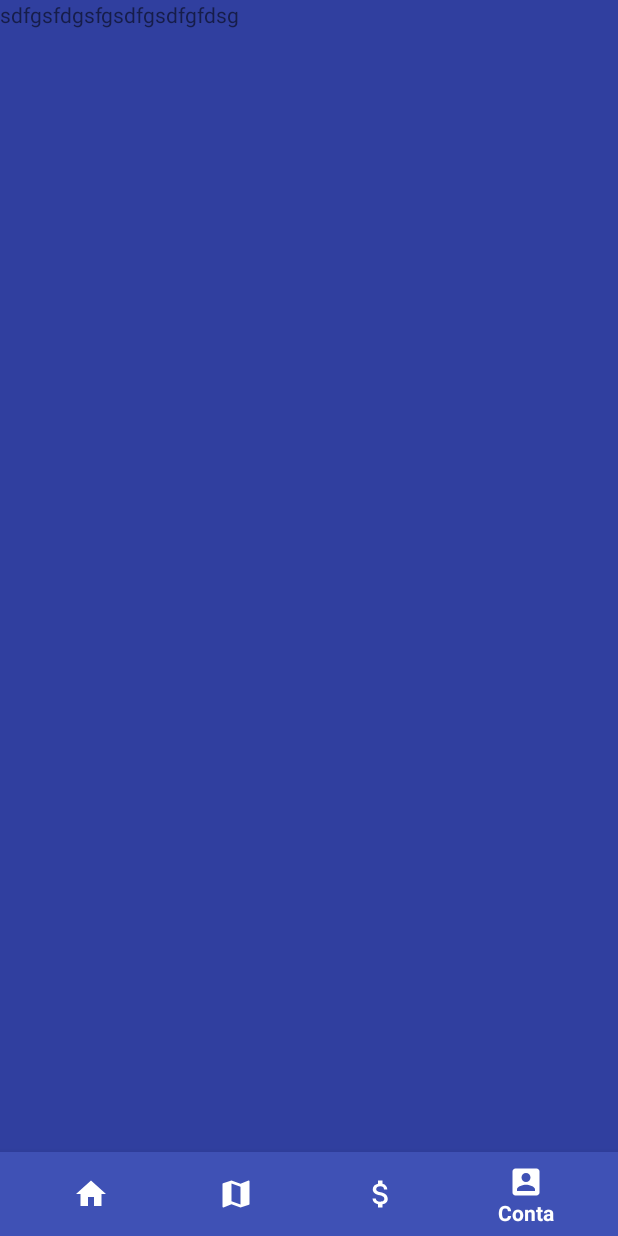
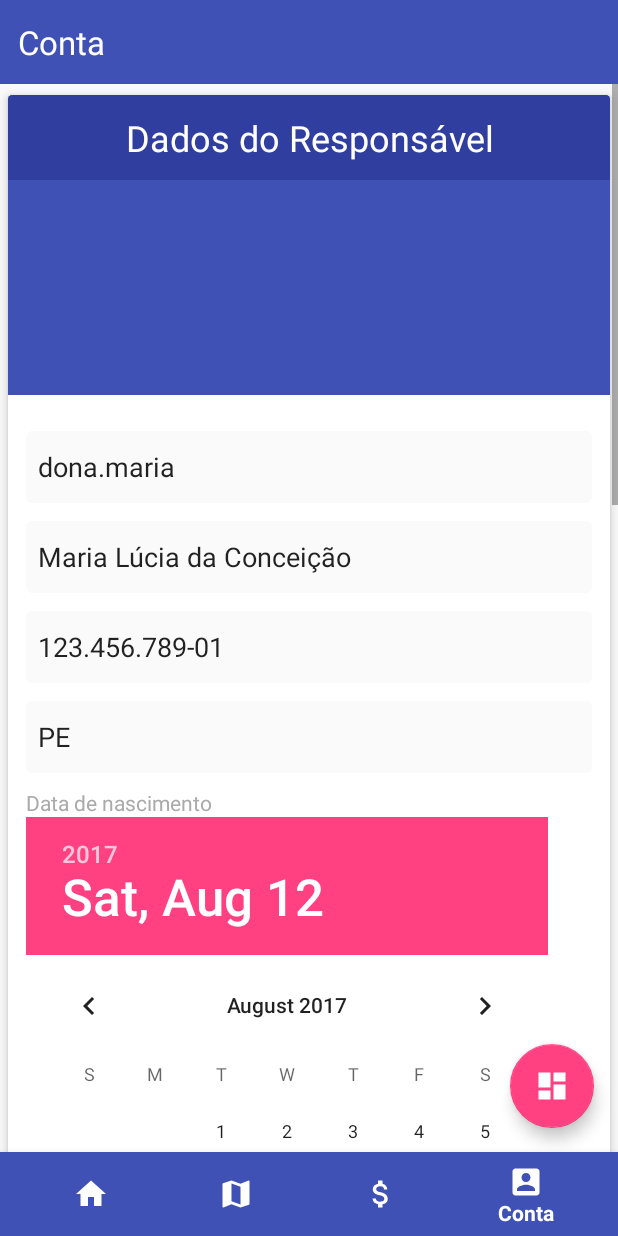
Before and after one commit to AlaurentinoOfficial/HackZika9, an Android app: the NavigationActivity screen opened directly, with no data from a screen before it, item 4 of the bottom bar chosen, on a phone screen of 412 x 824 dp. Run offline under Robolectric (Android 15) with nearby library versions, the phone set to English and light mode, and no system bars.

Commit message:
Add account page

```diff
--- a/app/build.gradle
+++ b/app/build.gradle
@@ -32,5 +32,6 @@ dependencies {
     compile 'com.android.support:support-v4:25.3.1'
     compile 'com.google.android.gms:play-services-maps:11.0.4'
     compile 'com.loopj.android:android-async-http:1.4.9'
+    compile 'com.android.support:cardview-v7:23.+'
     testCompile 'junit:junit:4.12'
 }
--- /dev/null
+++ b/app/src/main/java/org/passinhos/passinhos/AccountFragment.java
@@ -0,0 +1,70 @@
+package org.passinhos.passinhos;
+
+import android.content.Context;
+import android.net.Uri;
+import android.os.Bundle;
+import android.support.design.widget.FloatingActionButton;
+import android.support.design.widget.Snackbar;
+import android.support.v4.app.Fragment;
+import android.view.LayoutInflater;
+import android.view.View;
+import android.view.ViewGroup;
+import android.widget.EditText;
+
+import org.passinhos.passinhos.Models.User;
+
+
+public class AccountFragment extends Fragment {
+
+    EditText Username;
+    EditText FullName;
+    EditText CPF;
+    EditText State;
+
+    EditText ChildFullName;
+    EditText ChildCPF;
+    EditText ChildState;
+
+    FloatingActionButton btn;
+
+    @Override
+    public void onCreate(Bundle savedInstanceState) {
+        super.onCreate(savedInstanceState);
+    }
+
+    @Override
+    public View onCreateView(LayoutInflater inflater, ViewGroup container,
+                             Bundle savedInstanceState) {
+        View v = inflater.inflate(R.layout.fragment_account, container, false);
+
+        Username = (EditText) v.findViewById(R.id.user);
+        FullName = (EditText) v.findViewById(R.id.name);
+        CPF = (EditText) v.findViewById(R.id.cpf);
+        State = (EditText) v.findViewById(R.id.state);
+
+        ChildFullName = (EditText) v.findViewById(R.id.child_username);
+        ChildCPF = (EditText) v.findViewById(R.id.child_cpf);
+        ChildState = (EditText) v.findViewById(R.id.child_state);
+
+        Username.setText(User.instance().getUsername());
+        FullName.setText(User.instance().getFullName());
+        CPF.setText(User.instance().getCPF());
+        State.setText(User.instance().getState());
+
+        ChildFullName.setText(User.instance().getChildFullname());
+        ChildCPF.setText(User.instance().getChildCPF());
+        ChildState.setText(User.instance().getChildState());
+
+
+        btn = (FloatingActionButton) v.findViewById(R.id.save_perfil);
+
+        btn.setOnClickListener(new View.OnClickListener() {
+            @Override
+            public void onClick(View v) {
+                Snackbar.make(v, R.string.save_accounts, Snackbar.LENGTH_LONG).show();
+            }
+        });
+
+        return v;
+    }
+}
--- a/app/src/main/java/org/passinhos/passinhos/MapsFragment.java
+++ b/app/src/main/java/org/passinhos/passinhos/MapsFragment.java
@@ -39,8 +39,6 @@ import java.util.Stack;
 import cz.msebera.android.httpclient.Header;
 
 public class MapsFragment extends Fragment implements OnMapReadyCallback {
-
-    private View supportMapFragment;
     private GoogleMap mMap;
     private Location loc;
     private View v;
@@ -68,8 +66,6 @@ public class MapsFragment extends Fragment implements OnMapReadyCallback {
     @Override
     public void onViewCreated(View view, @Nullable Bundle savedInstanceState) {
         super.onViewCreated(view, savedInstanceState);
-
-        //supportMapFragment = view.findViewById(R.id.maps);
 
         SupportMapFragment mapFragment = (SupportMapFragment) getChildFragmentManager().findFragmentById(R.id.maps);
         mapFragment.getMapAsync(this);
@@ -101,6 +97,18 @@ public class MapsFragment extends Fragment implements OnMapReadyCallback {
         } catch (JSONException e) {
             e.printStackTrace();
         }
+
+        if (ActivityCompat.checkSelfPermission(getContext(), Manifest.permission.ACCESS_FINE_LOCATION) != PackageManager.PERMISSION_GRANTED && ActivityCompat.checkSelfPermission(getContext(), Manifest.permission.ACCESS_COARSE_LOCATION) != PackageManager.PERMISSION_GRANTED) {
+            // TODO: Consider calling
+            //    ActivityCompat#requestPermissions
+            // here to request the missing permissions, and then overriding
+            //   public void onRequestPermissionsResult(int requestCode, String[] permissions,
+            //                                          int[] grantResults)
+            // to handle the case where the user grants the permission. See the documentation
+            // for ActivityCompat#requestPermissions for more details.
+            return;
+        }
+        mMap.setMyLocationEnabled(true);
     }
 
     JSONArray getLocations(String url)  {
--- a/app/src/main/java/org/passinhos/passinhos/Models/User.java
+++ b/app/src/main/java/org/passinhos/passinhos/Models/User.java
@@ -23,12 +23,12 @@ public class User {
             User.instance.setUsername("dona.maria");
             User.instance.setFullName("Maria Lúcia da Conceição");
             User.instance.setCPF("123.456.789-01");
-            User.instance.setState("SSA");
+            User.instance.setState("PE");
             User.instance.setBirthday("12323123");
 
             instance.setChildFullname("José Roberto da Silva");
             instance.setChildCPF("123.456.789-01");
-            instance.setChildState("SSA");
+            instance.setChildState("BA");
             instance.setChildBirthday("12323123");
         }
 
--- a/app/src/main/java/org/passinhos/passinhos/NavigationActivity.java
+++ b/app/src/main/java/org/passinhos/passinhos/NavigationActivity.java
@@ -28,7 +28,7 @@ public class NavigationActivity extends AppCompatActivity {
                     fragment = new IncomeFragment();
                     break;
                 case R.id.navigation_account:
-                    fragment = new BabyFragment();
+                    fragment = new AccountFragment();
                     break;
             }
 
--- /dev/null
+++ b/app/src/main/res/drawable/account_card.xml
@@ -0,0 +1,20 @@
+<?xml version="1.0" encoding="utf-8"?>
+<layer-list xmlns:android="http://schemas.android.com/apk/res/android">
+    <item>
+        <shape android:shape="rectangle">
+            <solid android:color="#CABBBBBB"/>
+            <corners android:radius="7dp" />
+        </shape>
+    </item>
+
+    <item
+        android:left="0dp"
+        android:right="0dp"
+        android:top="0dp"
+        android:bottom="2dp">
+        <shape android:shape="rectangle">
+            <solid android:color="@android:color/white"/>
+            <corners android:radius="7dp" />
+        </shape>
+    </item>
+</layer-list>
--- /dev/null
+++ b/app/src/main/res/drawable/field.xml
@@ -0,0 +1,11 @@
+<?xml version="1.0" encoding="utf-8"?>
+<selector xmlns:android="http://schemas.android.com/apk/res/android">
+    <item>
+        <shape xmlns:android="http://schemas.android.com/apk/res/android">
+            <solid android:color="#fafafa"/>
+
+            <corners
+                android:radius="4dp"/>
+        </shape>
+    </item>
+</selector>
--- a/app/src/main/res/layout/activity_login.xml
+++ b/app/src/main/res/layout/activity_login.xml
@@ -49,7 +49,7 @@
                 android:id="@+id/login_username"
                 android:layout_width="match_parent"
                 android:layout_height="56dp"
-                android:hint="@string/prompt_username"
+                android:hint="@string/data_username"
                 android:inputType="text"
                 android:background="@drawable/flat_login_top"
                 android:padding="12dp"
@@ -59,7 +59,7 @@
                 android:id="@+id/login_cpf"
                 android:layout_width="match_parent"
                 android:layout_height="50dp"
-                android:hint="@string/prompt_cpf"
+                android:hint="@string/data_cpf"
                 android:imeActionId="@+id/login"
                 android:imeOptions="actionUnspecified"
                 android:background="@drawable/falt_login_bottom"
@@ -73,7 +73,7 @@
                 android:layout_width="match_parent"
                 android:layout_height="wrap_content"
                 android:layout_marginTop="16dp"
-                android:text="@string/action_sign_in"
+                android:text="@string/login_confirm"
                 android:textColor="@android:color/white"
                 android:background="@drawable/flat_login"
                 android:backgroundTint="#34ffffff"/>
--- /dev/null
+++ b/app/src/main/res/layout/fragment_account.xml
@@ -0,0 +1,259 @@
+
+<FrameLayout xmlns:android="http://schemas.android.com/apk/res/android"
+    xmlns:tools="http://schemas.android.com/tools"
+    android:layout_width="match_parent"
+    android:layout_height="match_parent"
+    tools:context="org.passinhos.passinhos.AccountFragment"
+    xmlns:app="http://schemas.android.com/apk/res-auto">
+
+    <android.support.design.widget.FloatingActionButton
+        android:id="@+id/save_perfil"
+        android:layout_width="wrap_content"
+        android:layout_height="wrap_content"
+        android:layout_gravity="bottom|end"
+        android:padding="16dp"
+        android:tint="@android:color/white"
+        app:srcCompat="@drawable/ic_dashboard_black_24dp"
+        android:layout_margin="16dp"/>
+
+    <LinearLayout
+        android:layout_width="match_parent"
+        android:layout_height="56dp"
+        android:background="@color/colorPrimary"
+        android:paddingLeft="12dp"
+        android:gravity="center_vertical">
+
+        <TextView
+            android:layout_width="wrap_content"
+            android:layout_height="wrap_content"
+            android:text="@string/title_account"
+            android:textColor="@android:color/white"
+            android:textSize="22sp"/>
+    </LinearLayout>
+
+    <ScrollView
+        android:id="@+id/account_form"
+        android:layout_width="match_parent"
+        android:layout_height="wrap_content"
+        android:layout_marginTop="56dp">
+
+        <LinearLayout
+            android:layout_width="match_parent"
+            android:layout_height="wrap_content"
+            android:orientation="vertical"
+            android:background="#fafafa">
+
+            <android.support.v7.widget.CardView
+                xmlns:app="http://schemas.android.com/apk/res-auto"
+                android:layout_width="match_parent"
+                android:layout_height="match_parent"
+                app:cardUseCompatPadding="true"
+                app:cardElevation="4dp"
+                app:cardCornerRadius="3dp" >
+
+                <LinearLayout
+                    android:layout_width="match_parent"
+                    android:layout_height="match_parent"
+                    android:orientation="vertical">
+
+                    <LinearLayout
+                        android:layout_width="match_parent"
+                        android:layout_height="200dp"
+                        android:background="@color/colorPrimary"
+                        android:orientation="vertical">
+
+                        <TextView
+                            android:layout_width="match_parent"
+                            android:layout_height="wrap_content"
+                            android:gravity="center"
+                            android:padding="12dp"
+                            android:text="@string/resposable_info"
+                            android:textColor="@android:color/white"
+                            android:textSize="24sp"
+                            android:background="@color/colorPrimaryDark"/>
+
+                        <ImageView
+                            android:layout_width="match_parent"
+                            android:layout_height="match_parent"
+                            android:background="@color/colorPrimary" />
+                    </LinearLayout>
+
+                    <LinearLayout
+                        android:layout_width="match_parent"
+                        android:layout_height="wrap_content"
+                        android:layout_marginTop="12dp"
+                        android:elevation="5dp"
+                        android:orientation="vertical"
+                        android:padding="12dp"
+                        android:paddingBottom="12dp">
+
+                        <EditText
+                            android:id="@+id/user"
+                            android:layout_width="match_parent"
+                            android:layout_height="48dp"
+                            android:background="@drawable/field"
+                            android:hint="@string/data_username"
+                            android:inputType="text"
+                            android:maxLines="1"
+                            android:padding="8dp"
+                            android:paddingTop="10dp"
+                            android:singleLine="true" />
+
+                        <EditText
+                            android:id="@+id/name"
+                            android:layout_width="match_parent"
+                            android:layout_height="48dp"
+                            android:layout_marginTop="12dp"
+                            android:background="@drawable/field"
+                            android:hint="@string/data_name"
+                            android:inputType="text"
+                            android:maxLines="1"
+                            android:padding="8dp"
+                            android:singleLine="true" />
+
+
+                        <EditText
+                            android:id="@+id/cpf"
+                            android:layout_width="match_parent"
+                            android:layout_height="48dp"
+                            android:layout_marginTop="12dp"
+                            android:background="@drawable/field"
+                            android:hint="@string/data_cpf"
+                            android:inputType="number"
+                            android:maxLines="1"
+                            android:padding="8dp"
+                            android:singleLine="true" />
+
+                        <EditText
+                            android:id="@+id/state"
+                            android:layout_width="match_parent"
+                            android:layout_height="48dp"
+                            android:layout_marginTop="12dp"
+                            android:background="@drawable/field"
+                            android:hint="@string/data_state"
+                            android:inputType="text"
+                            android:maxLines="1"
+                            android:padding="8dp"
+                            android:singleLine="true" />
+
+                        <TextView
+                            android:layout_width="match_parent"
+                            android:layout_height="wrap_content"
+                            android:layout_marginTop="10dp"
+                            android:text="@string/data_birthday"
+                            android:textColor="@android:color/darker_gray" />
+
+                        <DatePicker
+                            android:layout_width="match_parent"
+                            android:layout_height="wrap_content"></DatePicker>
+                    </LinearLayout>
+
+                </LinearLayout>
+
+            </android.support.v7.widget.CardView>
+
+
+            <android.support.v7.widget.CardView
+                xmlns:app="http://schemas.android.com/apk/res-auto"
+                android:layout_width="match_parent"
+                android:layout_height="match_parent"
+                app:cardUseCompatPadding="true"
+                app:cardElevation="4dp"
+                app:cardCornerRadius="3dp" >
+
+                <LinearLayout
+                    android:layout_width="match_parent"
+                    android:layout_height="wrap_content"
+                    android:orientation="vertical">
+
+                    <LinearLayout
+                        android:layout_width="match_parent"
+                        android:layout_height="match_parent"
+                        android:background="@android:color/white"
+                        android:orientation="vertical">
+
+                        <LinearLayout
+                            android:layout_width="match_parent"
+                            android:layout_height="200dp"
+                            android:background="@color/colorPrimary"
+                            android:orientation="vertical">
+
+                            <TextView
+                                android:layout_width="match_parent"
+                                android:layout_height="wrap_content"
+                                android:gravity="center"
+                                android:padding="12dp"
+                                android:text="@string/child_info"
+                                android:textColor="@android:color/white"
+                                android:textSize="24sp"
+                                android:background="@color/colorPrimaryDark"/>
+
+                            <ImageView
+                                android:layout_width="match_parent"
+                                android:layout_height="match_parent"
+                                android:background="@color/colorPrimary" />
+                        </LinearLayout>
+
+                        <LinearLayout
+                            android:layout_width="match_parent"
+                            android:layout_height="wrap_content"
+                            android:layout_marginTop="12dp"
+                            android:orientation="vertical"
+                            android:padding="12dp"
+                            android:paddingBottom="12dp">
+
+                            <EditText
+                                android:id="@+id/child_username"
+                                android:layout_width="match_parent"
+                                android:layout_height="wrap_content"
+                                android:layout_marginTop="12dp"
+                                android:background="@drawable/field"
+                                android:hint="@string/data_name"
+                                android:inputType="text"
+                                android:maxLines="1"
+                                android:padding="8dp"
+                                android:singleLine="true" />
+
+
+                            <EditText
+                                android:id="@+id/child_cpf"
+                                android:layout_width="match_parent"
+                                android:layout_height="wrap_content"
+                                android:layout_marginTop="12dp"
+                                android:background="@drawable/field"
+                                android:hint="@string/data_cpf"
+                                android:inputType="number"
+                                android:maxLines="1"
+                                android:padding="8dp"
+                                android:singleLine="true" />
+
+                            <EditText
+                                android:id="@+id/child_state"
+                                android:layout_width="match_parent"
+                                android:layout_height="wrap_content"
+                                android:layout_marginTop="12dp"
+                                android:background="@drawable/field"
+                                android:hint="@string/data_state"
+                                android:inputType="text"
+                                android:maxLines="1"
+                                android:padding="8dp"
+                                android:singleLine="true" />
+
+                            <TextView
+                                android:layout_width="match_parent"
+                                android:layout_height="wrap_content"
+                                android:layout_marginTop="10dp"
+                                android:text="@string/data_birthday"
+                                android:textColor="@android:color/darker_gray" />
+
+                            <DatePicker
+                                android:layout_width="match_parent"
+                                android:layout_height="wrap_content"></DatePicker>
+                        </LinearLayout>
+                    </LinearLayout>
+                </LinearLayout>
+
+            </android.support.v7.widget.CardView>
+        </LinearLayout>
+    </ScrollView>
+</FrameLayout>
--- a/app/src/main/res/values/strings.xml
+++ b/app/src/main/res/values/strings.xml
@@ -1,9 +1,16 @@
 <resources>
     <string name="app_name">Passinhos</string>
 
-    <string name="prompt_username">Nome de usuário</string>
-    <string name="prompt_cpf">CPF</string>
-    <string name="action_sign_in">Logar</string>
+    <string name="data_username">Nome de usuário</string>
+    <string name="data_name">Nome Completo</string>
+    <string name="data_cpf">CPF</string>
+    <string name="data_state">Estado</string>
+    <string name="data_sydrome">Sindrome congenita</string>
+    <string name="data_birthday">Data de nascimento</string>
+    <string name="login_confirm">Logar</string>
+    <string name="save_accounts">Contas salvas com sucesso!</string>
+    <string name="resposable_info">Dados do Responsável</string>
+    <string name="child_info">Dados da criança</string>
 
     <string name="title_activity_navgation">Navgation</string>
     <string name="title_baby">Bebê</string>
```
